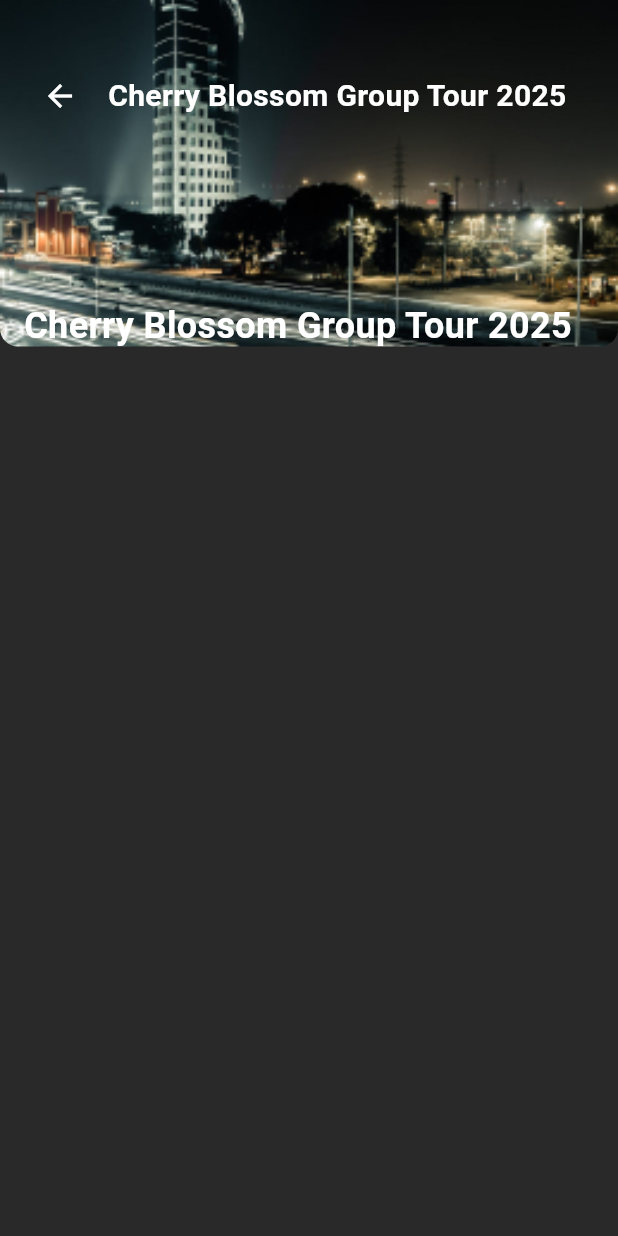
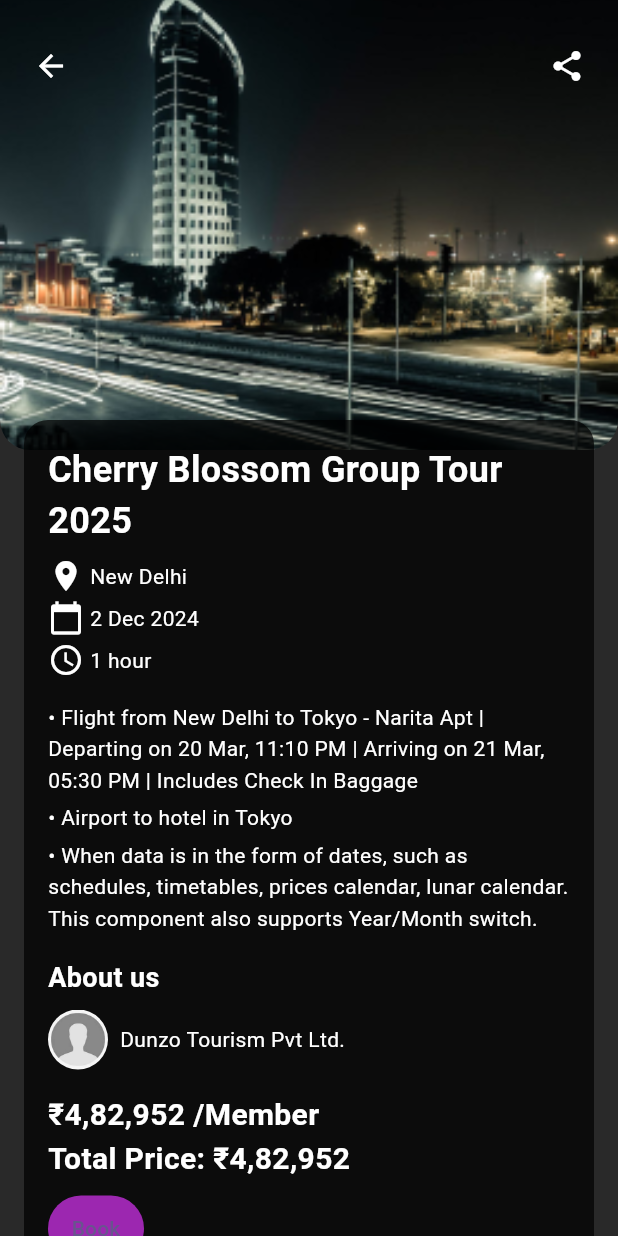
Before and after one commit to KrtiinSharma/nido_app, a Flutter app: the screen it shows after launch, after a tap on "Cherry Blossom Group Tour 2025", on a phone screen of 412 x 824 dp. Run offline on Flutter 3.47's test engine with Material 3 defaults, Android fonts, the phone set to English and light mode, and no system bars; our stand-ins replace image_picker; missing offline and left inert: barcode_scan2.

Commit message:
basic tour layout

```diff
--- a/lib/tour_details.dart
+++ b/lib/tour_details.dart
@@ -26,44 +26,66 @@ class TourDetailsScreen extends StatelessWidget {
       body: Stack(
         children: [
           // Background image
+          Positioned(
+            top: 0,
+            left: 0,
+            right: 0,
+            child: Stack(
+              children: [
                 ClipRRect(
-            borderRadius: BorderRadius.vertical(bottom: Radius.circular(12)),
+                  borderRadius:
+                      const BorderRadius.vertical(bottom: Radius.circular(20)),
                   child: Image.asset(
                     imagePath,
                     fit: BoxFit.cover,
                     width: double.infinity,
-              height: 231, // Adjust height as needed
+                    height: 300,
                   ),
                 ),
-          // Top bar with icons
                 Positioned(
-            top: 40,
-            left: 16,
-            child: Row(
-              children: [
-                IconButton(
-                  icon: const Icon(Icons.arrow_back, color: Colors.white),
+                  top: 20,
+                  left: 10,
+                  child: IconButton(
                     onPressed: () {
                       Navigator.pop(context);
                     },
+                    icon: const Icon(
+                      Icons.arrow_back,
+                      color: Colors.white,
                     ),
-                const SizedBox(width: 8),
-                Text(
-                  title,
-                  style: const TextStyle(
+                  ),
+                ),
+                Positioned(
+                  top: 20,
+                  right: 10,
+                  child: IconButton(
+                    onPressed: () {},
+                    icon: const Icon(
+                      Icons.share,
                       color: Colors.white,
-                    fontSize: 20,
-                    fontWeight: FontWeight.bold,
+                    ),
                   ),
                 ),
               ],
             ),
           ),
-          // Title below the image
+
+          // Content area
           Positioned(
-            top: 200, // Adjust based on image height
+            top: 280,
             left: 16,
-            child: Text(
+            right: 16,
+            child: Container(
+              padding: const EdgeInsets.all(16.0),
+              decoration: BoxDecoration(
+                color: Colors.black.withOpacity(0.7),
+                borderRadius: BorderRadius.circular(16),
+              ),
+              child: SingleChildScrollView(
+                child: Column(
+                  crossAxisAlignment: CrossAxisAlignment.start,
+                  children: [
+                    Text(
                       title,
                       style: const TextStyle(
                         color: Colors.white,
@@ -71,38 +93,51 @@ class TourDetailsScreen extends StatelessWidget {
                         fontWeight: FontWeight.bold,
                       ),
                     ),
+                    const SizedBox(height: 8),
+                    Row(
+                      children: [
+                        const Icon(Icons.location_on, color: Colors.white),
+                        const SizedBox(width: 4),
+                        Text(location,
+                            style: const TextStyle(color: Colors.white)),
+                      ],
                     ),
-          // Content below the image
-          Positioned(
-            top: 231, // Adjust based on image height
-            left: 16,
-            right: 16,
-            child: Container(
-              padding: const EdgeInsets.all(16.0),
-              decoration: BoxDecoration(
-                color: Colors.black
-                    .withOpacity(0.7), // Semi-transparent background
-                borderRadius: BorderRadius.circular(12),
+                    const SizedBox(height: 4),
+                    Row(
+                      children: [
+                        const Icon(Icons.calendar_today, color: Colors.white),
+                        const SizedBox(width: 4),
+                        Text(date, style: const TextStyle(color: Colors.white)),
+                      ],
                     ),
-              child: Column(
+                    const SizedBox(height: 4),
+                    Row(
+                      children: [
+                        const Icon(Icons.access_time, color: Colors.white),
+                        const SizedBox(width: 4),
+                        Text(duration,
+                            style: const TextStyle(color: Colors.white)),
+                      ],
+                    ),
+                    const SizedBox(height: 16),
+                    Column(
                       crossAxisAlignment: CrossAxisAlignment.start,
                       children: [
-                  Text(
-                    location,
-                    style: const TextStyle(color: Colors.white),
+                        const Text(
+                          '• Flight from New Delhi to Tokyo - Narita Apt | Departing on 20 Mar, 11:10 PM | Arriving on 21 Mar, 05:30 PM | Includes Check In Baggage',
+                          style: TextStyle(color: Colors.white, height: 1.5),
                         ),
-                  Text(
-                    date,
-                    style: const TextStyle(color: Colors.white),
+                        const SizedBox(height: 4),
+                        const Text(
+                          '• Airport to hotel in Tokyo',
+                          style: TextStyle(color: Colors.white, height: 1.5),
                         ),
-                  Text(
-                    duration,
-                    style: const TextStyle(color: Colors.white),
+                        const SizedBox(height: 4),
+                        const Text(
+                          '• When data is in the form of dates, such as schedules, timetables, prices calendar, lunar calendar. This component also supports Year/Month switch.',
+                          style: TextStyle(color: Colors.white, height: 1.5),
                         ),
-                  const SizedBox(height: 8),
-                  Text(
-                    description,
-                    style: const TextStyle(color: Colors.white),
+                      ],
                     ),
                     const SizedBox(height: 16),
                     Text(
@@ -110,21 +145,25 @@ class TourDetailsScreen extends StatelessWidget {
                       style: const TextStyle(
                         fontSize: 18,
                         fontWeight: FontWeight.bold,
-                        color: Colors.white),
+                        color: Colors.white,
                       ),
+                    ),
+                    const SizedBox(height: 8),
                     Row(
                       children: [
                         ClipOval(
                           child: Image.asset(
-                          'lib/images/profile.png', // Path to your profile image
+                            'lib/images/profile.jpeg',
                             height: 40,
                             width: 40,
                             fit: BoxFit.cover,
                           ),
                         ),
                         const SizedBox(width: 8),
-                      const Text('Dunzo Tourism Pvt Ltd.',
-                          style: TextStyle(color: Colors.white)),
+                        const Text(
+                          'Dunzo Tourism Pvt Ltd.',
+                          style: TextStyle(color: Colors.white),
+                        ),
                       ],
                     ),
                     const SizedBox(height: 16),
@@ -133,21 +172,20 @@ class TourDetailsScreen extends StatelessWidget {
                       style: const TextStyle(
                         fontSize: 20,
                         fontWeight: FontWeight.bold,
-                        color: Colors.white),
+                        color: Colors.white,
+                      ),
                     ),
                     const SizedBox(height: 8),
                     ElevatedButton(
-                    onPressed: () {
-                      // Add booking action here
-                    },
+                      onPressed: () {},
                       style: ElevatedButton.styleFrom(
-                      backgroundColor: Colors.purple, // Button color
-                      padding: const EdgeInsets.symmetric(
-                          vertical: 12), // Button padding
+                        backgroundColor: Colors.purple,
+                        padding: const EdgeInsets.symmetric(vertical: 12),
                       ),
                       child: const Text('Book'),
                     ),
                   ],
+                ),
               ),
             ),
           ),
--- a/pubspec.yaml
+++ b/pubspec.yaml
@@ -67,6 +67,8 @@ flutter:
     - lib/images/active.png
     - lib/images/expired.png
     - lib/images/bookings.png
+    - lib/images/ShareFat.png
+    - lib/images/Vector.png
 
   # The following line ensures that the Material Icons font is
   # included with your application, so that you can use the icons in
```
Also changed, not shown: lib/images/ShareFat.png (added), lib/images/Vector.png (added). Lines whose indentation alone changed are shown as unchanged.
